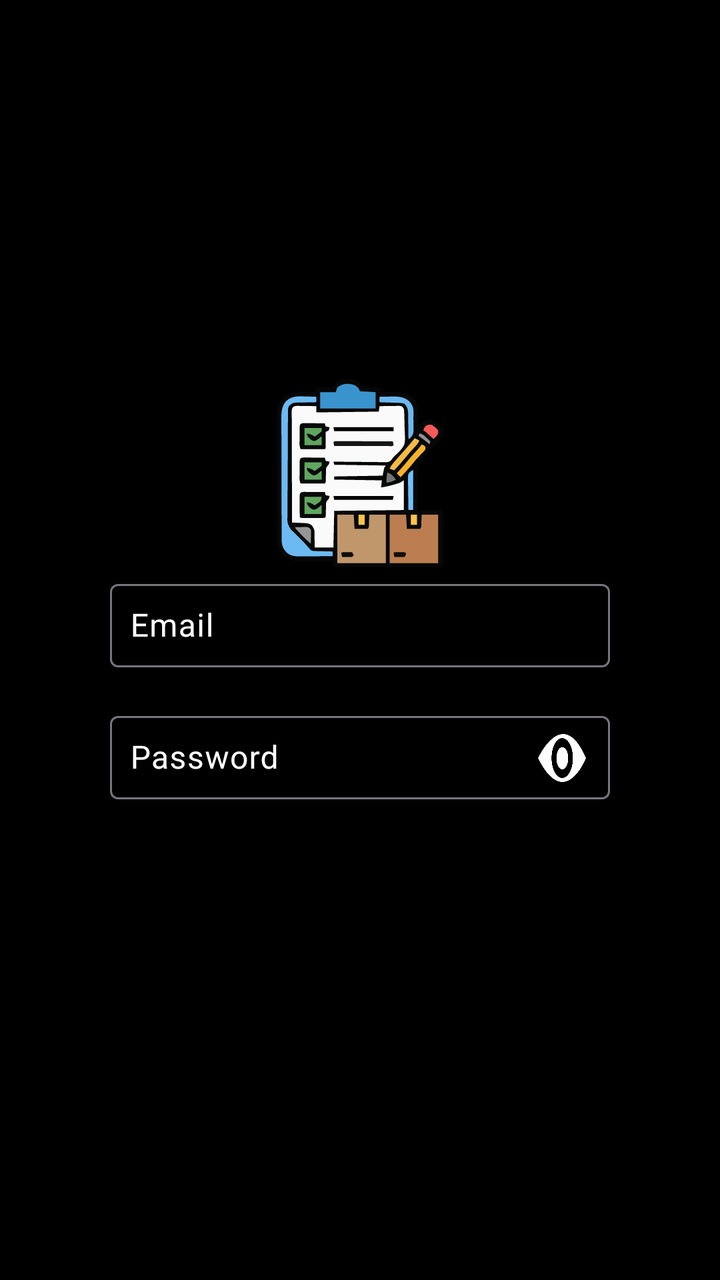
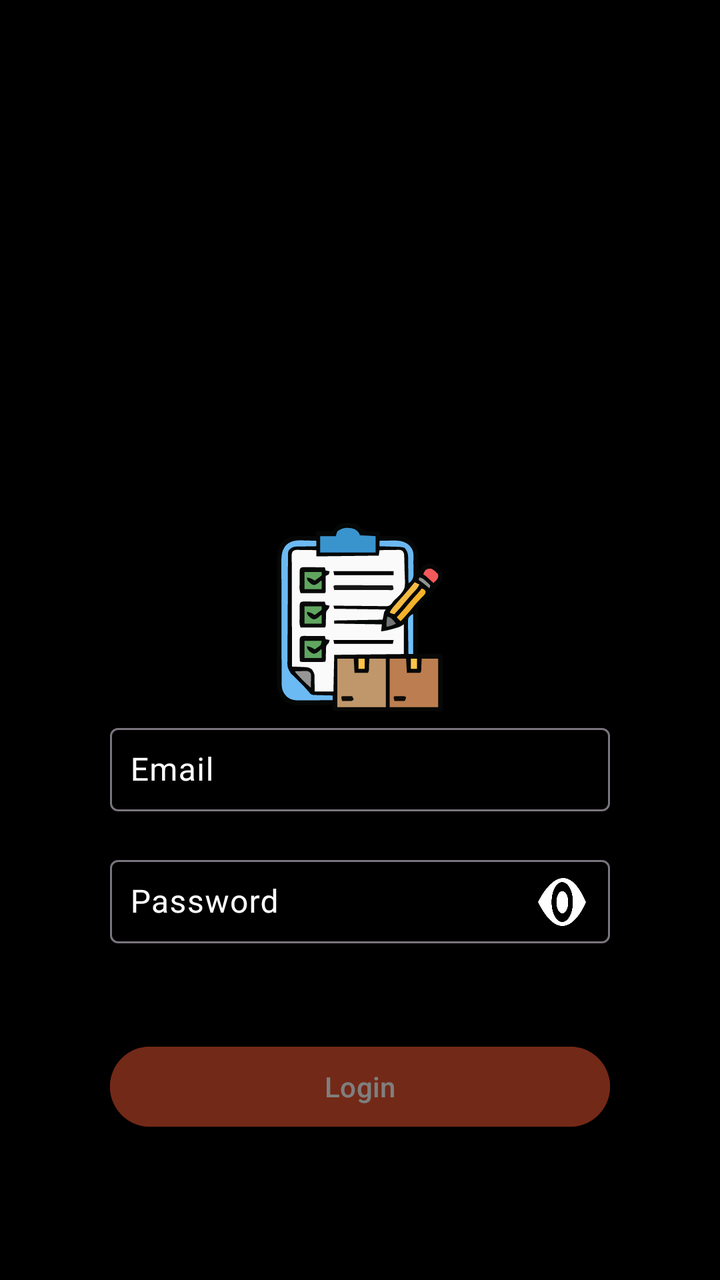

Screens rendered from an Android XML layout before and after an edit, with the pre-edit source and the edit as a unified diff.
<!-- AndroidManifest.xml: application theme Theme.InventoryApp -->
<!-- res/layout/activity_signin.xml -->
<?xml version="1.0" encoding="utf-8"?>
<layout xmlns:android="http://schemas.android.com/apk/res/android"
    xmlns:app="http://schemas.android.com/apk/res-auto"
    xmlns:tools="http://schemas.android.com/tools">

    <data>

    </data>

    <androidx.constraintlayout.widget.ConstraintLayout
        android:id="@+id/activity_signin"
        android:layout_width="match_parent"
        android:layout_height="match_parent"
        tools:context=".view.LoginActivity"
        android:background="@color/black">

        <ImageView
            android:id="@+id/imgLogin"
            android:layout_width="100dp"
            android:layout_height="100dp"
            android:layout_marginTop="50dp"
            android:contentDescription="@null"
            android:src="@drawable/ic_logo_widget"
            app:layout_constraintEnd_toEndOf="parent"
            app:layout_constraintStart_toStartOf="parent"
            app:layout_constraintTop_toTopOf="parent"
            app:layout_constraintBottom_toBottomOf="@+id/inputContainer"
            tools:layout_editor_absoluteY="150dp"/>

        <LinearLayout
            android:id="@+id/inputContainer"
            android:layout_width="wrap_content"
            android:layout_height="wrap_content"
            app:layout_constraintStart_toStartOf="parent"
            app:layout_constraintEnd_toEndOf="parent"
            app:layout_constraintTop_toBottomOf="@id/imgLogin"
            android:orientation="vertical">

            <com.google.android.material.textfield.TextInputLayout
                android:layout_width="wrap_content"
                android:layout_height="wrap_content"
                android:hint="@string/email_input"
                android:textColorHint="@color/white">
                <com.google.android.material.textfield.TextInputEditText
                    android:id="@+id/etEmail"
                    android:layout_width="250dp"
                    android:layout_height="wrap_content"
                    android:maxLength="40"
                    android:inputType="textEmailAddress"
                    android:padding="10dp"
                    android:textColor="@color/white"/>
                </com.google.android.material.textfield.TextInputLayout>

            <com.google.android.material.textfield.TextInputLayout
                android:id="@+id/passwordInputLayout"
                android:layout_width="wrap_content"
                android:layout_height="wrap_content"
                android:layout_marginTop="16dp"
                android:hint="@string/password"
                android:textColorHint="@color/white"


                app:errorTextColor="@color/red"
                app:endIconDrawable="@drawable/ic_eye_open"
                app:endIconTint="@color/white"
                app:endIconMode="custom"
                app:errorEnabled="true">


                <com.google.android.material.textfield.TextInputEditText
                    android:id="@+id/etPassword"
                    android:layout_width="250dp"
                    android:layout_height="wrap_content"
                    android:maxLength="10"
                    android:inputType="numberPassword"
                    android:padding="10dp"
                    android:textColor="@color/white"
                    android:digits="0123456789"
                    app:boxStrokeColor="@color/white"
                    app:boxStrokeWidth="2dp"
                    />
            </com.google.android.material.textfield.TextInputLayout>

        </LinearLayout>


    </androidx.constraintlayout.widget.ConstraintLayout>
</layout>
<!-- resources referenced by this layout -->
<resources>
  <color name="black">#FF000000</color>
  <color name="red">#FF2C2C</color>
  <color name="white">#FFFFFFFF</color>
  <!-- drawable ic_eye_open (drawable) -->
  <vector xmlns:android="http://schemas.android.com/apk/res/android"
      android:width="24dp"
      android:height="24dp"
      android:viewportWidth="1280"
      android:viewportHeight="662">
    <path
        android:pathData="M651.9,0.4c-0.2,0.2 -8.3,0.9 -17.9,1.6 -103.8,6.8 -199.7,33.5 -303.5,84.5 -85,41.8 -172.5,101.1 -250,169.3 -31.3,27.6 -78.5,73.8 -78.5,76.9 0,0.6 12.7,13.6 28.3,28.9 142,140.2 285.6,230.5 434.7,273.3 71.3,20.4 156.6,30.2 221.5,25.3 91.3,-6.8 166.3,-25.5 248.6,-62 118.6,-52.6 240.3,-144.5 330.8,-249.7 6.6,-7.7 12,-14.6 12.1,-15.4 0.1,-3.6 -42.9,-51.2 -78.4,-86.6 -42.4,-42.4 -70,-66.6 -109.6,-96.4 -117.3,-88.2 -241.2,-137.6 -369,-147.1 -8,-0.6 -19.2,-1.5 -25,-2 -10.3,-1 -43.3,-1.4 -44.1,-0.6zM689.8,59.9c51.2,7.9 98.2,28.3 138.2,60.1 12.4,9.8 32.8,30 42.4,42 23.2,28.9 41.6,64.7 51.1,99.5 20.8,75.9 6.9,156.7 -38.3,222.5 -19.8,28.9 -46.8,55.2 -76.8,75 -114.8,75.5 -268.4,60.1 -364.9,-36.5 -41.6,-41.7 -68.1,-94.4 -77.2,-153.5 -2.5,-16 -2.5,-57.7 -0.1,-73.7 2.5,-16.2 6.4,-32.8 10.9,-46.5 34.5,-104.2 128.2,-178.5 240.9,-190.7 14.9,-1.7 58.6,-0.6 73.8,1.8z"
        android:fillColor="@color/white"
        android:strokeColor="#00000000"/>
    <path
        android:pathData="M631.6,181.1c-37.6,4 -73.8,21.9 -99,49 -33.7,36.3 -47.8,84.6 -38.6,132.3 11.7,60.4 59.7,108.3 121.8,121.7 12.4,2.6 40.7,3.7 53.7,2 66.9,-8.8 120.2,-57.7 134.2,-123.1 2.6,-12.3 2.6,-46.9 -0.1,-59 -8.1,-37.3 -28.9,-69.7 -59,-92.2 -31.8,-23.8 -72.8,-34.9 -113,-30.7z"
        android:fillColor="@color/white"
        android:strokeColor="#00000000"/>
  </vector>
  <!-- drawable ic_logo_widget: vector/xml drawable (drawable, 19790 chars, omitted) -->
  <string name="email_input">Email</string>
  <string name="password">Password</string>
  <style name="Theme.InventoryApp" parent="Base.Theme.InventoryApp" />
  <style name="Base.Theme.InventoryApp" parent="Theme.Material3.DayNight.NoActionBar">
          
          
      </style>
</resources>

<!-- the commit's change to res/layout/activity_signin.xml (unified diff, before → after) -->
@@ -35,6 +35,8 @@
             app:layout_constraintEnd_toEndOf="parent"
             app:layout_constraintTop_toBottomOf="@id/imgLogin"
             android:orientation="vertical">
+
+
 
             <com.google.android.material.textfield.TextInputLayout
                 android:layout_width="wrap_content"
@@ -79,6 +81,22 @@
                     app:boxStrokeColor="@color/white"
                     app:boxStrokeWidth="2dp"
                     />
+
+                <Button
+                    android:id="@+id/btnLogin"
+                    android:layout_width="250dp"
+                    android:layout_height="wrap_content"
+                    android:text="Login"
+                    android:textAllCaps="false"
+                    android:textColor="@color/white"
+                    android:backgroundTint="@color/orange"
+                    android:enabled="false"
+                    android:alpha="0.5"
+                    app:layout_constraintTop_toBottomOf="@+id/inputContainer"
+                    app:layout_constraintStart_toStartOf="parent"
+                    app:layout_constraintEnd_toEndOf="parent"
+                    android:layout_marginTop="24dp"/>
+
             </com.google.android.material.textfield.TextInputLayout>
 
         </LinearLayout>
<!-- resource entries referenced after the edit -->
@@ -1,6 +1,7 @@
 <!-- resources referenced by this layout -->
 <resources>
   <color name="black">#FF000000</color>
+  <color name="orange">#e7522e</color>
   <color name="red">#FF2C2C</color>
   <color name="white">#FFFFFFFF</color>
   <!-- drawable ic_eye_open (drawable) -->
